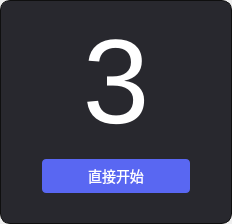
This is dialogs/countdowndialog.ui in Type3limit/ScreenRecorder as Qt 5 draws it before an edit. The edited form follows.
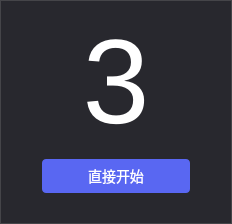
This is the edited form.

The edit to the form file:
```diff
--- a/dialogs/countdowndialog.ui
+++ b/dialogs/countdowndialog.ui
@@ -29,11 +29,11 @@
    <string notr="true">QFrame#contentFrame
 {
 background-color:#28282E;
-border-top : 1px solid #0F0F0F;
-border-left : 1px solid #0F0F0F;
-border-right : 1px solid #0F0F0F;
-border-bottom : 1px solid #0F0F0F;
-border-radius:10px;
+border-top : 1px solid #454549;
+border-left : 1px solid #454549;
+border-right : 1px solid #454549;
+border-bottom : 1px solid #454549;
+border-radius:0px;
 }
 QLabel
 {
```
